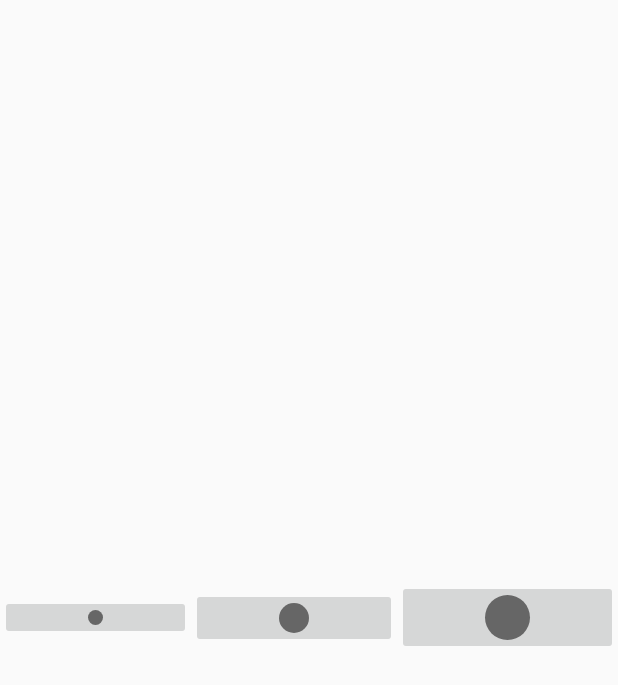
After one commit to joe564338/MathScratchAndroid, an Android app: the layout size_chooser.xml on its own in the app's theme, with its tools: preview values and no code run, on a phone screen of 412 x 824 dp. The commit adds this screen. Shown: the top 685 px of the screen. Run offline under Robolectric (Android 15) with nearby library versions, the phone set to English and light mode, and no system bars.

Commit message:
Added different drawing sizes

```diff
--- /dev/null
+++ b/app/src/main/res/drawable/large.xml
@@ -0,0 +1,11 @@
+<shape xmlns:android="http://schemas.android.com/apk/res/android"
+    android:dither="true"
+    android:shape="oval" >
+
+    <size
+        android:height="@dimen/large_brush"
+        android:width="@dimen/large_brush" />
+
+    <solid android:color="#FF666666" />
+
+</shape>
--- /dev/null
+++ b/app/src/main/res/drawable/medium.xml
@@ -0,0 +1,11 @@
+<shape xmlns:android="http://schemas.android.com/apk/res/android"
+    android:dither="true"
+    android:shape="oval" >
+
+    <size
+        android:height="@dimen/medium_brush"
+        android:width="@dimen/medium_brush" />
+
+    <solid android:color="#FF666666" />
+
+</shape>
--- /dev/null
+++ b/app/src/main/res/drawable/small.xml
@@ -0,0 +1,11 @@
+<shape xmlns:android="http://schemas.android.com/apk/res/android"
+    android:dither="true"
+    android:shape="oval" >
+
+    <size
+        android:height="@dimen/small_brush"
+        android:width="@dimen/small_brush" />
+
+    <solid android:color="#FF666666" />
+
+</shape>
--- a/app/src/main/res/layout/activity_math.xml
+++ b/app/src/main/res/layout/activity_math.xml
@@ -1,5 +1,5 @@
 <?xml version="1.0" encoding="utf-8"?>
-<RelativeLayout xmlns:android="http://schemas.android.com/apk/res/android"
+<LinearLayout xmlns:android="http://schemas.android.com/apk/res/android"
     xmlns:app="http://schemas.android.com/apk/res-auto"
     xmlns:tools="http://schemas.android.com/tools"
     android:layout_width="match_parent"
@@ -13,5 +13,5 @@
         android:layout_width="match_parent"
         android:layout_height="match_parent"
         android:id="@+id/drawingContainer"
-        android:layout_toStartOf="@+id/mathContainer"></FrameLayout>
-</RelativeLayout>
+        ></FrameLayout>
+</LinearLayout>
--- /dev/null
+++ b/app/src/main/res/layout/size_chooser.xml
@@ -0,0 +1,30 @@
+<?xml version="1.0" encoding="utf-8"?>
+<LinearLayout
+    xmlns:android="http://schemas.android.com/apk/res/android"
+    android:gravity="center"
+    android:layout_width="match_parent"
+    android:layout_height="match_parent">
+    <ImageButton
+        android:id="@+id/small_brush"
+        android:layout_width="wrap_content"
+        android:layout_height="wrap_content"
+        android:layout_weight="1"
+        android:contentDescription="@string/sml"
+        android:src="@drawable/small" />
+
+    <ImageButton
+        android:id="@+id/medium_brush"
+        android:layout_width="wrap_content"
+        android:layout_height="wrap_content"
+        android:layout_weight="1"
+        android:contentDescription="@string/med"
+        android:src="@drawable/medium" />
+
+    <ImageButton
+        android:id="@+id/large_brush"
+        android:layout_width="wrap_content"
+        android:layout_height="wrap_content"
+        android:layout_weight="1"
+        android:contentDescription="@string/lrg"
+        android:src="@drawable/large" />
+</LinearLayout>
--- a/app/src/main/res/values/strings.xml
+++ b/app/src/main/res/values/strings.xml
@@ -8,4 +8,7 @@
     <string name="erase">Erase</string>
     <string name="save">Save</string>
     <string name="paint">Paint</string>
+    <string name="sml">Small</string>
+    <string name="med">Medium</string>
+    <string name="lrg">Large</string>
 </resources>
```
Also changed, not shown: app/src/main/java/com/packages/joe/mathscratchandroid/MathActivity.java (+4 -3 lines), app/src/main/java/com/packages/joe/mathscratchandroid/ScratchFragment.java (+58 -4 lines), app/src/main/java/com/packages/joe/mathscratchandroid/view/DrawingView.java (+28 -1 lines), app/src/main/res/layout/fragment_math.xml (+6 -6 lines).
